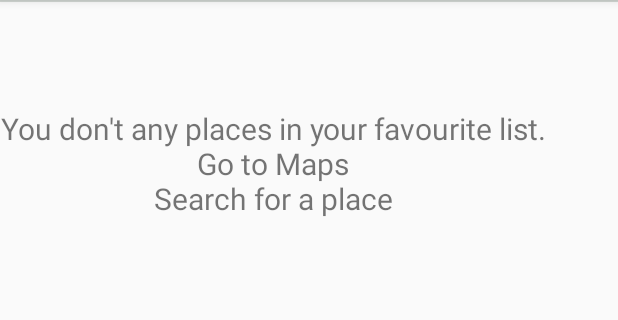
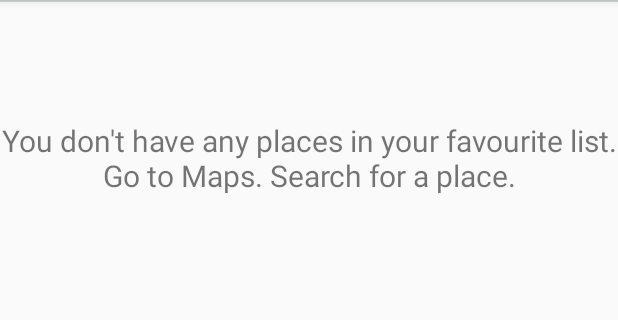
Before and after one commit to omjadas/ONYX, an Android app: the fragment FavouriteItemList placed in its activity, on a phone screen of 412 x 824 dp, the part 84-404 px from its top. Run offline under Robolectric (Android 15) with nearby library versions, the phone set to English and light mode, and no system bars; our stand-ins replace Firebase (no records; nobody signed in at launch, a user with empty details on screens opened directly); libraries missing offline, so code that uses them is left out: com.github.siyamed.shapeimageview, com.roughike.bottombar; plain views replace BottomBar; 6 statements that could not run were skipped.

Commit message:
converted fragment_fav_item to ConstraintLayout

```diff
--- a/app/src/main/res/layout/fragment_fav_item.xml
+++ b/app/src/main/res/layout/fragment_fav_item.xml
@@ -1,25 +1,27 @@
 <?xml version="1.0" encoding="utf-8"?>
-<LinearLayout
-    xmlns:android="http://schemas.android.com/apk/res/android"
+<android.support.constraint.ConstraintLayout xmlns:android="http://schemas.android.com/apk/res/android"
     xmlns:app="http://schemas.android.com/apk/res-auto"
+    xmlns:tools="http://schemas.android.com/tools"
+    android:id="@+id/fav_item_frag"
     android:layout_width="match_parent"
-    android:layout_height="match_parent"
-    android:orientation="vertical"
-    android:id="@+id/fav_item_frag">
+    android:layout_height="match_parent">
 
-    <FrameLayout
-        android:layout_width="match_parent"
-        android:layout_height="match_parent">
+    <android.support.constraint.ConstraintLayout
+        android:id="@+id/frameLayout"
+        android:layout_width="wrap_content"
+        android:layout_height="wrap_content"
+        app:layout_constraintStart_toStartOf="parent"
+        app:layout_constraintTop_toTopOf="parent">
 
         <android.support.v4.widget.SwipeRefreshLayout
             android:id="@+id/fav_swipe2"
-            android:layout_width="match_parent"
-            android:layout_height="match_parent">
+            android:layout_width="wrap_content"
+            android:layout_height="wrap_content">
 
             <android.support.v7.widget.RecyclerView
                 android:id="@+id/recyclerview"
-                android:layout_width="match_parent"
-                android:layout_height="match_parent"
+                android:layout_width="wrap_content"
+                android:layout_height="wrap_content"
                 android:clipToPadding="false"
                 android:paddingTop="15dp" />
 
@@ -30,14 +32,19 @@
             android:id="@+id/fav_item_text_hint"
             android:layout_width="wrap_content"
             android:layout_height="wrap_content"
-            android:layout_centerInParent="true"
+            android:layout_marginStart="8dp"
+            android:layout_marginTop="32dp"
+            android:layout_marginEnd="8dp"
             android:gravity="center"
             android:lines="6"
-            android:text="\n\n\nYou don't any places in your favourite list. \nGo to Maps \nSearch for a place \nTap the marker to add it."
+            android:text="You don't have any places in your favourite list. Go to Maps. Search for a place."
             android:textSize="20dp"
-            android:visibility="invisible" />
+            android:visibility="invisible"
+            app:layout_constraintEnd_toEndOf="parent"
+            app:layout_constraintStart_toStartOf="parent"
+            app:layout_constraintTop_toTopOf="parent" />
 
-    </FrameLayout>
+    </android.support.constraint.ConstraintLayout>
 
 
-</LinearLayout>
+</android.support.constraint.ConstraintLayout>
```
